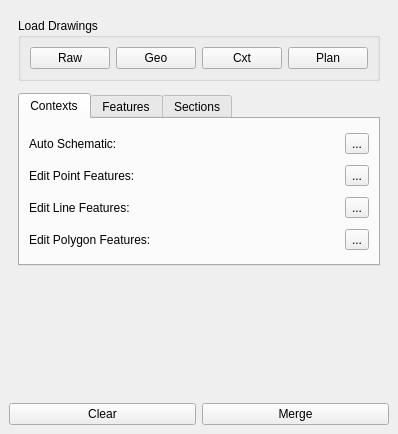
Before: the Qt Designer form src/plan_dock_base.ui in lparchaeology/ArkPlan, drawn with Qt 5.
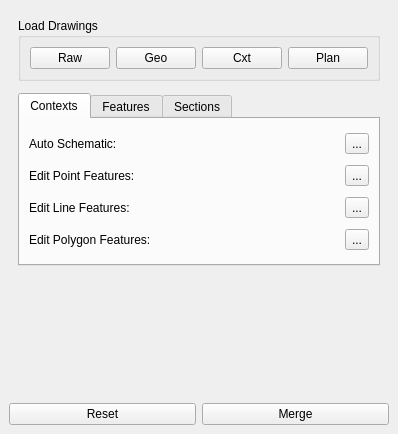
After: the same form once the commit is applied. Icons and pictures are not drawn. Custom widgets are drawn as their Qt base class.

Commit message: Change Clear button to Reset button

```diff
--- a/src/plan_dock_base.ui
+++ b/src/plan_dock_base.ui
@@ -292,7 +292,7 @@
          <string>Clear unsaved changes from work layers</string>
         </property>
         <property name="text">
-         <string>Clear</string>
+         <string>Reset</string>
         </property>
        </widget>
       </item>
```
Left out of the diff: 10 changed lines with no effect on the pictures. The commit also changes 5 other files.
